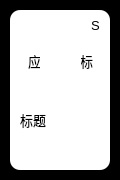
This is src/rightClickHelper/view/management/menuItemCard.ui in NWYLZW/right-click-helper as Qt 5 draws it before an edit. The edited form follows.
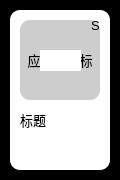
This is the edited form. Icons and pictures are not drawn.

The edit to the form file:
```diff
--- a/src/rightClickHelper/view/management/menuItemCard.ui
+++ b/src/rightClickHelper/view/management/menuItemCard.ui
@@ -35,7 +35,7 @@
 }
 #maskCard {
 	border-radius: 10px;
-	background-color: rgba(100, 100, 100, .2);
+	background-color: rgba(0, 0, 0, 50);
 }
 
 #edit {
@@ -87,8 +87,8 @@
      <rect>
       <x>20</x>
       <y>20</y>
-      <width>81</width>
-      <height>81</height>
+      <width>80</width>
+      <height>80</height>
      </rect>
     </property>
     <property name="font">
```
Left out of the diff: 44 changed lines with no effect on the pictures.
